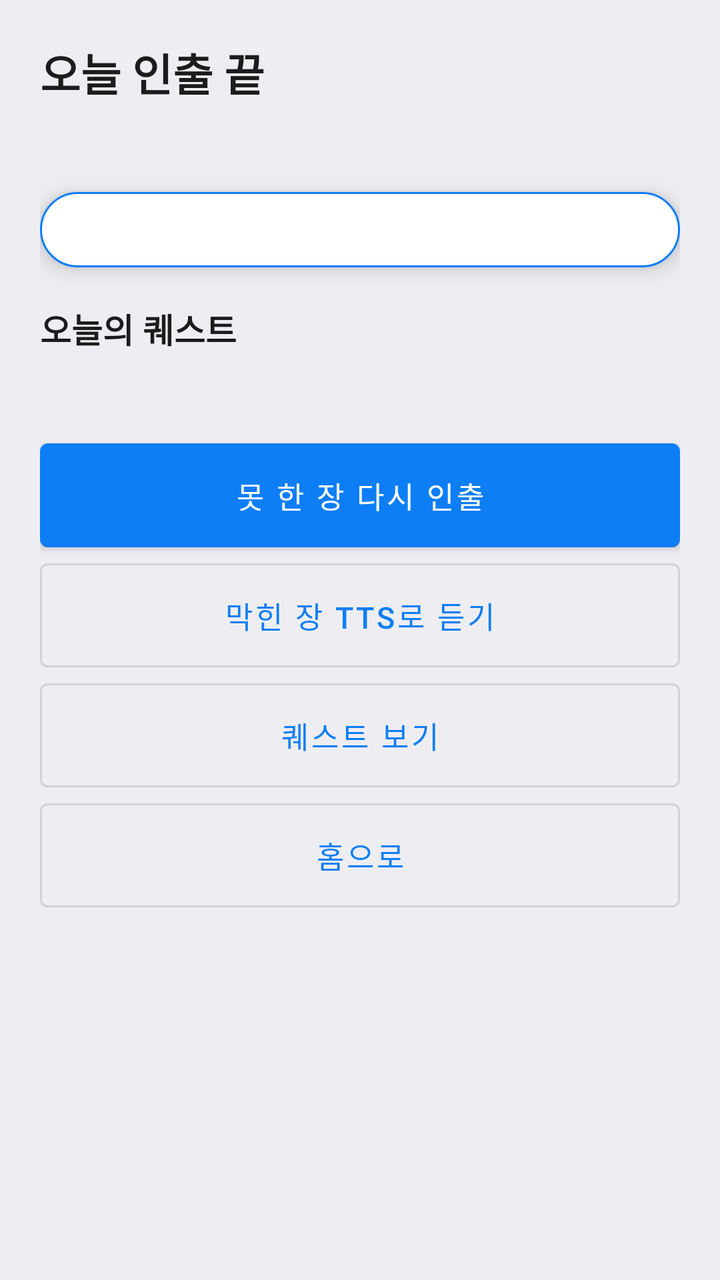
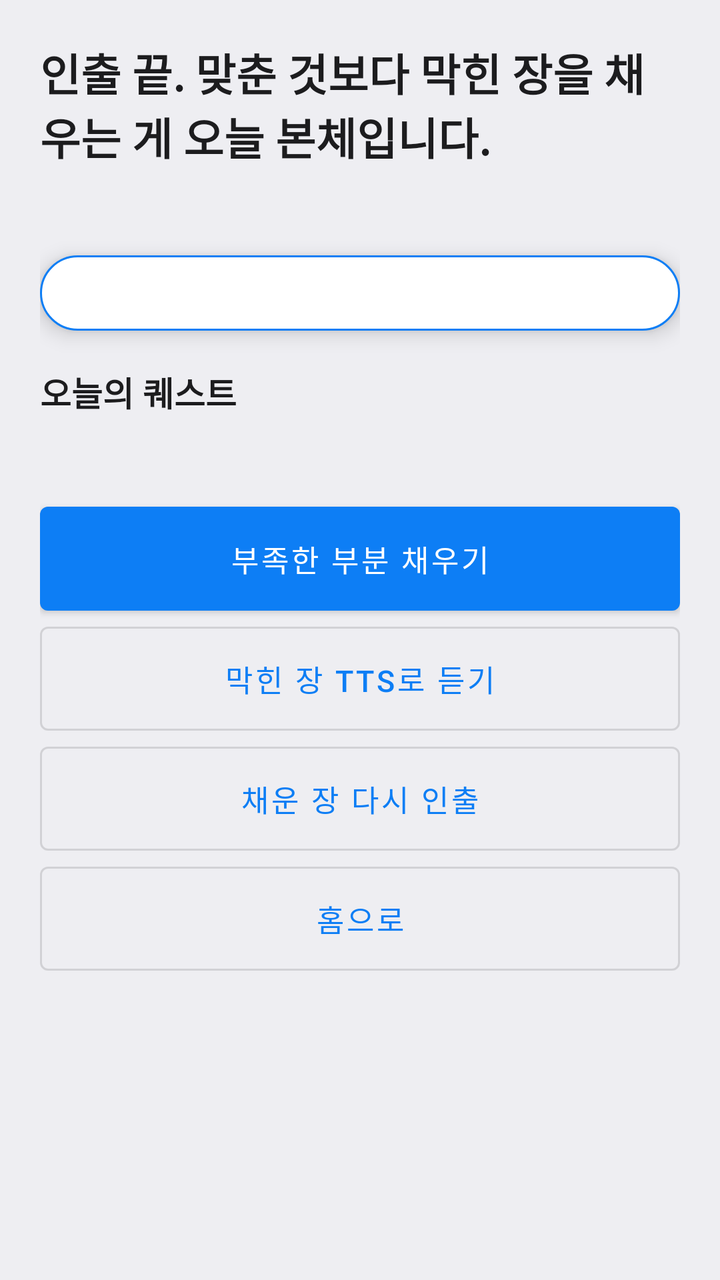

The first picture is an Android layout as it rendered before a commit; the second is the same layout after the commit. The layout source and the unified diff follow.
<!-- AndroidManifest.xml: application theme Theme.AdminMemo -->
<!-- res/layout/activity_recall_result.xml -->
<?xml version="1.0" encoding="utf-8"?>
<ScrollView xmlns:android="http://schemas.android.com/apk/res/android"
    android:layout_width="match_parent"
    android:layout_height="match_parent"
    android:background="@color/bg_screen"
    android:fillViewport="true">

    <LinearLayout
        android:layout_width="match_parent"
        android:layout_height="wrap_content"
        android:orientation="vertical"
        android:padding="20dp">

        <TextView
            android:layout_width="match_parent"
            android:layout_height="wrap_content"
            android:text="오늘 인출 끝"
            android:textColor="@color/text_main"
            android:textSize="22sp"
            android:textStyle="bold"/>

        <TextView
            android:id="@+id/tvRecallResultSummary"
            android:layout_width="match_parent"
            android:layout_height="wrap_content"
            android:layout_marginTop="10dp"
            android:lineSpacingExtra="4dp"
            android:textColor="@color/text_main"
            android:textSize="16sp"/>

        <include
            android:id="@+id/tvRecallResultCoach"
            layout="@layout/view_coach_pill"
            android:layout_width="match_parent"
            android:layout_height="wrap_content"
            android:layout_marginTop="12dp"/>

        <TextView
            android:layout_width="match_parent"
            android:layout_height="wrap_content"
            android:layout_marginTop="18dp"
            android:text="오늘의 퀘스트"
            android:textColor="@color/text_main"
            android:textSize="17sp"
            android:textStyle="bold"/>

        <TextView
            android:id="@+id/tvRecallResultQuests"
            android:layout_width="match_parent"
            android:layout_height="wrap_content"
            android:layout_marginTop="6dp"
            android:lineSpacingExtra="5dp"
            android:textColor="@color/text_sub"
            android:textSize="14sp"/>

        <com.google.android.material.button.MaterialButton
            android:id="@+id/btnRecallOpenMissed"
            style="@style/Widget.AdminMemo.Button"
            android:layout_width="match_parent"
            android:layout_height="wrap_content"
            android:layout_marginTop="20dp"
            android:text="못 한 장 다시 인출"/>

        <com.google.android.material.button.MaterialButton
            android:id="@+id/btnRecallOpenTts"
            style="@style/Widget.AdminMemo.Button.Outlined"
            android:layout_width="match_parent"
            android:layout_height="wrap_content"
            android:layout_marginTop="8dp"
            android:text="막힌 장 TTS로 듣기"/>

        <com.google.android.material.button.MaterialButton
            android:id="@+id/btnRecallOpenQuests"
            style="@style/Widget.AdminMemo.Button.Outlined"
            android:layout_width="match_parent"
            android:layout_height="wrap_content"
            android:layout_marginTop="8dp"
            android:text="퀘스트 보기"/>

        <com.google.android.material.button.MaterialButton
            android:id="@+id/btnRecallHome"
            style="@style/Widget.AdminMemo.Button.Outlined"
            android:layout_width="match_parent"
            android:layout_height="wrap_content"
            android:layout_marginTop="8dp"
            android:text="홈으로"/>
    </LinearLayout>
</ScrollView>
<!-- res/layout/view_coach_pill.xml (included above) -->
<?xml version="1.0" encoding="utf-8"?>
<TextView xmlns:android="http://schemas.android.com/apk/res/android"
    android:layout_width="match_parent"
    android:layout_height="wrap_content"
    android:background="@drawable/bg_coach_pill"
    android:elevation="6dp"
    android:lineSpacingExtra="2dp"
    android:paddingHorizontal="14dp"
    android:paddingVertical="10dp"
    android:textColor="@color/text_main"
    android:textSize="13sp"/>
<!-- resources referenced by this layout -->
<resources>
  <color name="bg_screen">#EEEEF2</color>
  <color name="text_main">#1C1C1E</color>
  <color name="text_sub">#6C6C70</color>
  <!-- drawable bg_coach_pill (drawable) -->
  <?xml version="1.0" encoding="utf-8"?>
  <shape xmlns:android="http://schemas.android.com/apk/res/android">
      <corners android:radius="20dp"/>
      <solid android:color="@color/bg_card"/>
      <stroke
          android:width="1dp"
          android:color="@color/primary"/>
  </shape>
  <style name="Widget.AdminMemo.Button" parent="Widget.MaterialComponents.Button">
          <item name="android:minHeight">@dimen/btn_min_height</item>
          <item name="android:paddingTop">12sp</item>
          <item name="android:paddingBottom">12sp</item>
          <item name="android:insetTop">0dp</item>
          <item name="android:insetBottom">0dp</item>
          <item name="android:insetLeft">0dp</item>
          <item name="android:insetRight">0dp</item>
          <item name="android:textSize">15sp</item>
      </style>
  <style name="Widget.AdminMemo.Button.Outlined" parent="Widget.MaterialComponents.Button.OutlinedButton">
          <item name="android:minHeight">@dimen/btn_min_height</item>
          <item name="android:paddingTop">12sp</item>
          <item name="android:paddingBottom">12sp</item>
          <item name="android:insetTop">0dp</item>
          <item name="android:insetBottom">0dp</item>
          <item name="android:insetLeft">0dp</item>
          <item name="android:insetRight">0dp</item>
          <item name="android:textSize">15sp</item>
      </style>
  <style name="Theme.AdminMemo" parent="Theme.MaterialComponents.DayNight.NoActionBar">
          <item name="colorPrimary">@color/primary</item>
          <item name="colorPrimaryDark">@color/primary_dark</item>
          <item name="colorAccent">@color/accent</item>
          <item name="android:windowBackground">@color/bg_screen</item>
      </style>
  <color name="bg_card">#FFFFFF</color>
  <color name="primary">#0D7EF5</color>
  <dimen name="btn_min_height">52sp</dimen>
  <color name="primary_dark">#0A64D6</color>
  <color name="accent">#FF9F0A</color>
</resources>

<!-- the commit's change to res/layout/activity_recall_result.xml (unified diff, before → after) -->
@@ -14,7 +14,7 @@
         <TextView
             android:layout_width="match_parent"
             android:layout_height="wrap_content"
-            android:text="오늘 인출 끝"
+            android:text="인출 끝. 맞춘 것보다 막힌 장을 채우는 게 오늘 본체입니다."
             android:textColor="@color/text_main"
             android:textSize="22sp"
             android:textStyle="bold"/>
@@ -59,7 +59,7 @@
             android:layout_width="match_parent"
             android:layout_height="wrap_content"
             android:layout_marginTop="20dp"
-            android:text="못 한 장 다시 인출"/>
+            android:text="부족한 부분 채우기"/>
 
         <com.google.android.material.button.MaterialButton
             android:id="@+id/btnRecallOpenTts"
@@ -75,7 +75,7 @@
             android:layout_width="match_parent"
             android:layout_height="wrap_content"
             android:layout_marginTop="8dp"
-            android:text="퀘스트 보기"/>
+            android:text="채운 장 다시 인출"/>
 
         <com.google.android.material.button.MaterialButton
             android:id="@+id/btnRecallHome"
